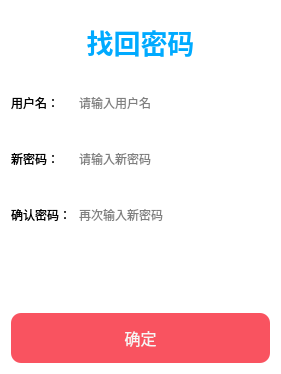
Tom-Pitiful/MeetSystem, file forgetpassworddlg.ui: the form before one commit.
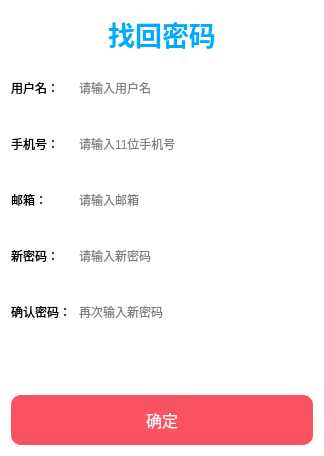
The form after the commit.

Commit message: 修改了数据库，并完善了注册账户和修改密码功能，跳转界面有一个bug

Diff of the .ui file:
```diff
--- a/forgetpassworddlg.ui
+++ b/forgetpassworddlg.ui
@@ -6,8 +6,8 @@
    <rect>
     <x>0</x>
     <y>0</y>
-    <width>281</width>
-    <height>374</height>
+    <width>324</width>
+    <height>456</height>
    </rect>
   </property>
   <property name="windowTitle">
@@ -46,7 +46,7 @@
 	color: rgb(255, 0, 0);
 }</string>
   </property>
-  <layout class="QVBoxLayout" name="verticalLayout">
+  <layout class="QVBoxLayout" name="verticalLayout_3">
    <item>
     <widget class="QLabel" name="label_2">
      <property name="font">
@@ -64,58 +64,134 @@
     </widget>
    </item>
    <item>
-    <layout class="QGridLayout" name="gridLayout">
-     <item row="0" column="0">
+    <layout class="QHBoxLayout" name="horizontalLayout">
+     <item>
+      <layout class="QVBoxLayout" name="verticalLayout">
+       <item>
       <widget class="QLabel" name="label">
+         <property name="minimumSize">
+          <size>
+           <width>0</width>
+           <height>50</height>
+          </size>
+         </property>
        <property name="text">
         <string>用户名：</string>
        </property>
       </widget>
      </item>
-     <item row="0" column="1">
-      <widget class="QLineEdit" name="userNameLineEdit">
+       <item>
+        <widget class="QLabel" name="label_3">
        <property name="minimumSize">
         <size>
          <width>0</width>
          <height>50</height>
         </size>
        </property>
-       <property name="placeholderText">
-        <string>请输入用户名</string>
+         <property name="text">
+          <string>手机号：</string>
        </property>
       </widget>
      </item>
-     <item row="1" column="0">
+       <item>
+        <widget class="QLabel" name="label_4">
+         <property name="minimumSize">
+          <size>
+           <width>0</width>
+           <height>50</height>
+          </size>
+         </property>
+         <property name="text">
+          <string>邮箱：</string>
+         </property>
+        </widget>
+       </item>
+       <item>
       <widget class="QLabel" name="newPassWordLabel">
+         <property name="minimumSize">
+          <size>
+           <width>0</width>
+           <height>50</height>
+          </size>
+         </property>
        <property name="text">
         <string>新密码：</string>
        </property>
       </widget>
      </item>
-     <item row="1" column="1">
-      <widget class="QLineEdit" name="passWordLineEdit">
-       <property name="minimumSize">
-        <size>
-         <width>0</width>
-         <height>50</height>
-        </size>
-       </property>
-       <property name="echoMode">
-        <enum>QLineEdit::Password</enum>
-       </property>
-       <property name="placeholderText">
-        <string>请输入新密码</string>
-       </property>
-      </widget>
-     </item>
-     <item row="2" column="0">
+       <item>
       <widget class="QLabel" name="newPassWordLabel_1">
+         <property name="minimumSize">
+          <size>
+           <width>0</width>
+           <height>50</height>
+          </size>
+         </property>
        <property name="text">
         <string>确认密码：</string>
        </property>
       </widget>
      </item>
-     <item row="2" column="1">
+      </layout>
+     </item>
+     <item>
+      <layout class="QVBoxLayout" name="verticalLayout_2">
+       <item>
+        <widget class="QLineEdit" name="userNameLineEdit">
+         <property name="minimumSize">
+          <size>
+           <width>0</width>
+           <height>50</height>
+          </size>
+         </property>
+         <property name="placeholderText">
+          <string>请输入用户名</string>
+         </property>
+        </widget>
+       </item>
+       <item>
+        <widget class="QLineEdit" name="phoneLineEdit">
+         <property name="minimumSize">
+          <size>
+           <width>0</width>
+           <height>50</height>
+          </size>
+         </property>
+         <property name="placeholderText">
+          <string>请输入11位手机号</string>
+         </property>
+        </widget>
+       </item>
+       <item>
+        <widget class="QLineEdit" name="emailLineEdit">
+         <property name="minimumSize">
+          <size>
+           <width>0</width>
+           <height>50</height>
+          </size>
+         </property>
+         <property name="placeholderText">
+          <string>请输入邮箱</string>
+         </property>
+        </widget>
+       </item>
+       <item>
+        <widget class="QLineEdit" name="passWordLineEdit">
+         <property name="minimumSize">
+          <size>
+           <width>0</width>
+           <height>50</height>
+          </size>
+         </property>
+         <property name="echoMode">
+          <enum>QLineEdit::Password</enum>
+         </property>
+         <property name="placeholderText">
+          <string>请输入新密码</string>
+         </property>
+        </widget>
+       </item>
+       <item>
       <widget class="QLineEdit" name="passWordLineEdit_1">
        <property name="minimumSize">
         <size>
@@ -130,6 +206,8 @@
         <string>再次输入新密码</string>
        </property>
       </widget>
+       </item>
+      </layout>
      </item>
     </layout>
    </item>
```
Lines whose indentation alone changed are shown as unchanged. The commit also changes 8 other files.
